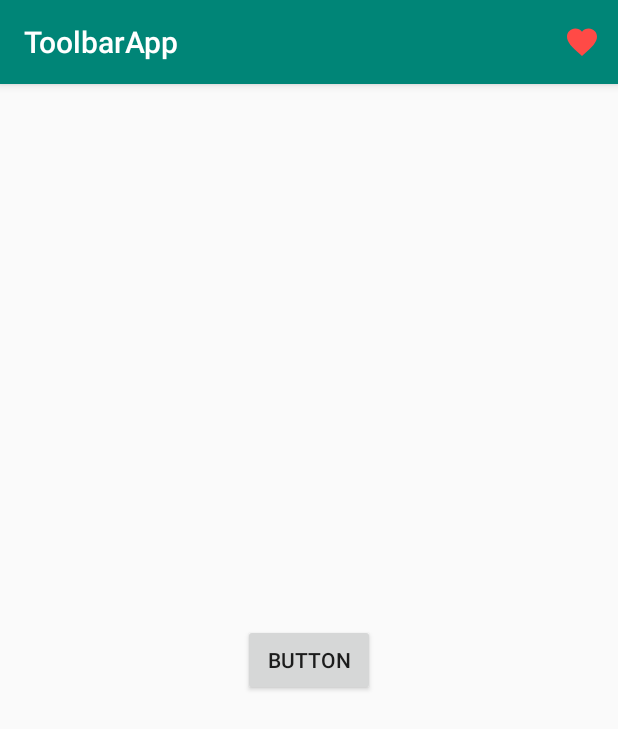
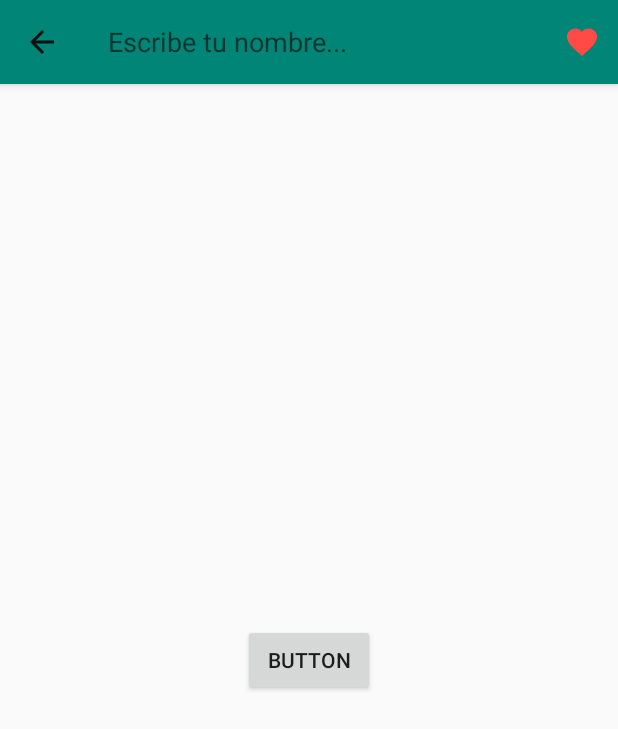
Before and after one commit to Juxn89/Kotlin_Toolbar, an Android app: the screen it shows after launch (MainActivity), after a tap on "Favorito", on a phone screen of 412 x 824 dp. Shown: the top 729 px of the screen. Run offline under Robolectric (Android 15) with nearby library versions, the phone set to English and light mode, and no system bars; 2 other taps on this screen came first.

Commit message:
Implementación de un SearchView y sus eventos

```diff
--- a/app/src/main/java/com/example/toolbarapp/MainActivity.kt
+++ b/app/src/main/java/com/example/toolbarapp/MainActivity.kt
@@ -3,10 +3,12 @@ package com.example.toolbarapp
 import android.content.Intent
 import androidx.appcompat.app.AppCompatActivity
 import android.os.Bundle
+import android.util.Log
 import android.view.Menu
 import android.view.MenuItem
 import android.widget.Button
 import android.widget.Toast
+import androidx.appcompat.widget.SearchView
 import androidx.appcompat.widget.Toolbar
 
 class MainActivity : AppCompatActivity() {
@@ -32,6 +34,26 @@ class MainActivity : AppCompatActivity() {
     override fun onCreateOptionsMenu(menu: Menu?): Boolean {
         // onCreateOptionsMenu - cuándo se está creando las opciones
         menuInflater.inflate(R.menu.menu, menu)
+
+        val itemBusqueda = menu?.findItem(R.id.busqueda)
+        val vistaBusqueda = itemBusqueda?.actionView as SearchView
+
+        vistaBusqueda?.queryHint = "Escribe tu nombre..."
+        vistaBusqueda?.setOnQueryTextFocusChangeListener { v, hasFocus ->
+            Log.d("LISTENER_FOCUS", hasFocus.toString())
+        }
+        vistaBusqueda?.setOnQueryTextListener(object: SearchView.OnQueryTextListener{
+            override fun onQueryTextChange(newText: String?): Boolean {
+                Log.d("onQueryTextChange", newText)
+                return  true
+            }
+
+            override fun onQueryTextSubmit(query: String?): Boolean {
+                Log.d("onQueryTextSubmit", query)
+                return true
+            }
+        })
+
         return super.onCreateOptionsMenu(menu)
     }
 
--- /dev/null
+++ b/app/src/main/res/drawable/icono_busqueda.xml
@@ -0,0 +1,9 @@
+<vector xmlns:android="http://schemas.android.com/apk/res/android"
+        android:width="24dp"
+        android:height="24dp"
+        android:viewportWidth="24.0"
+        android:viewportHeight="24.0">
+    <path
+        android:fillColor="#FFF"
+        android:pathData="M15.5,14h-0.79l-0.28,-0.27C15.41,12.59 16,11.11 16,9.5 16,5.91 13.09,3 9.5,3S3,5.91 3,9.5 5.91,16 9.5,16c1.61,0 3.09,-0.59 4.23,-1.57l0.27,0.28v0.79l5,4.99L20.49,19l-4.99,-5zM9.5,14C7.01,14 5,11.99 5,9.5S7.01,5 9.5,5 14,7.01 14,9.5 11.99,14 9.5,14z"/>
+</vector>
--- a/app/src/main/res/menu/menu.xml
+++ b/app/src/main/res/menu/menu.xml
@@ -2,6 +2,12 @@
 <menu xmlns:app="http://schemas.android.com/apk/res-auto"
     xmlns:android="http://schemas.android.com/apk/res/android">
 
+    <item
+        android:id="@+id/busqueda"
+        android:icon="@drawable/icono_busqueda"
+        android:title="Search"
+        app:actionViewClass="androidx.appcompat.widget.SearchView"
+        app:showAsAction="ifRoom|collapseActionView" />
     <item
         android:id="@+id/bFav"
         android:icon="@drawable/fav_ico"
```
